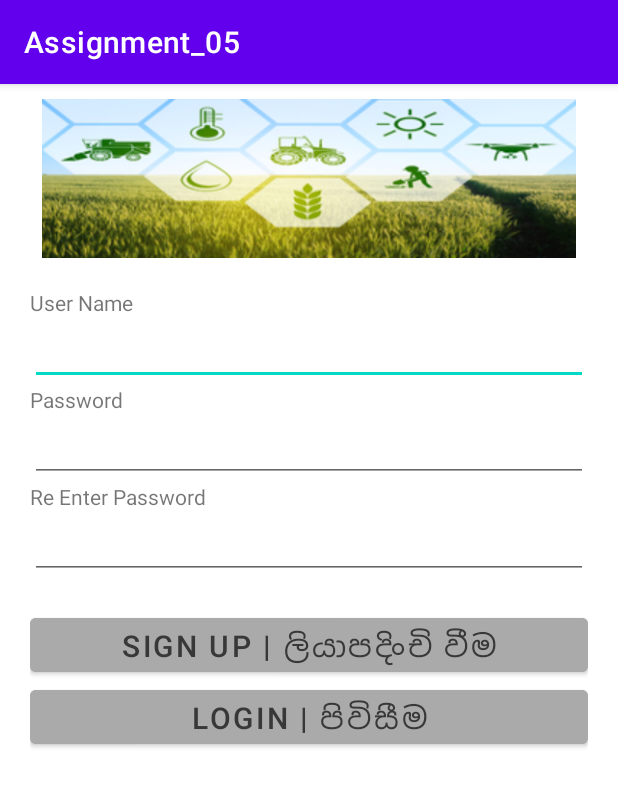
After one commit to kavindya-s-Project/Assignment05, an Android app: the SignUp screen opened directly, with no data from a screen before it, on a phone screen of 412 x 824 dp. The commit adds this screen. Shown: the top 787 px of the screen. Run offline under Robolectric (Android 15) with nearby library versions, the phone set to English and light mode, and no system bars.

Commit message:
create login & signup with SQLite DB

```diff
--- a/app/src/main/AndroidManifest.xml
+++ b/app/src/main/AndroidManifest.xml
@@ -9,7 +9,9 @@
         android:roundIcon="@mipmap/ic_launcher_round"
         android:supportsRtl="true"
         android:theme="@style/Theme.Assignment05">
-        <activity android:name=".ContactUs"></activity>
+        <activity android:name=".SignUp"></activity>
+        <activity android:name=".HomeActivity" />
+        <activity android:name=".ContactUs" />
         <activity android:name=".AboutUs" />
         <activity android:name=".FindLocation" />
         <activity android:name=".SuccessStories" />
--- /dev/null
+++ b/app/src/main/java/com/example/assignment05/SignUp.java
@@ -0,0 +1,75 @@
+package com.example.assignment05;
+
+import androidx.appcompat.app.AppCompatActivity;
+
+import android.content.Intent;
+import android.os.Bundle;
+import android.view.View;
+import android.widget.Button;
+import android.widget.EditText;
+import android.widget.Toast;
+
+public class SignUp extends AppCompatActivity {
+
+    private EditText typeUserName, typePassword, reTypePassword;
+    private Button signUpButton, loginButton;
+    private DBHelper DB;
+
+    @Override
+    protected void onCreate(Bundle savedInstanceState) {
+        super.onCreate(savedInstanceState);
+        setContentView(R.layout.activity_sign_up);
+
+        typeUserName = findViewById(R.id.typeUserName);
+        typePassword = findViewById(R.id.typePassword);
+        reTypePassword = findViewById(R.id.reTypePassword);
+        signUpButton = findViewById(R.id.signUpButton);
+        loginButton = findViewById(R.id.loginButton);
+        DB = new DBHelper(this);
+
+        //press after signUp button
+        signUpButton.setOnClickListener(new View.OnClickListener() {
+            @Override
+            public void onClick(View v) {
+                String user = typeUserName.getText().toString();
+                String pass = typePassword.getText().toString();
+                String repass = reTypePassword.getText().toString();
+                if (user.equals("") || pass.equals("")) {
+                    Toast.makeText(SignUp.this, "Please fill all the fields",
+                            Toast.LENGTH_SHORT).show();
+                } else {
+                    if (pass.equals(repass)) {
+                        Boolean checkuser = DB.checkUsername(user);
+                        if (checkuser == false) {
+                            Boolean insert = DB.insertData(user, pass);
+                            if (insert == true) {
+                                Toast.makeText(SignUp.this, "Registered successfully",
+                                        Toast.LENGTH_SHORT).show();
+                                Intent intent = new Intent(getApplicationContext(), LoginActivity.class);
+                                startActivity(intent);
+                            } else {
+                                Toast.makeText(SignUp.this, "Registration failed",
+                                        Toast.LENGTH_SHORT).show();
+                            }
+                        } else {
+                            Toast.makeText(SignUp.this, "User already exists! please sign in",
+                                    Toast.LENGTH_SHORT).show();
+                        }
+                    } else {
+                        Toast.makeText(SignUp.this, "Passwords not matching",
+                                Toast.LENGTH_SHORT).show();
+                    }
+                }
+            }
+        });
+
+        //press after login button
+        loginButton.setOnClickListener(new View.OnClickListener() {
+            @Override
+            public void onClick(View view) {
+                Intent intent = new Intent(getApplicationContext(), LoginActivity.class);
+                startActivity(intent);
+            }
+        });
+    }
+}
--- /dev/null
+++ b/app/src/main/res/layout/activity_sign_up.xml
@@ -0,0 +1,88 @@
+<?xml version="1.0" encoding="utf-8"?>
+<LinearLayout
+    xmlns:android="http://schemas.android.com/apk/res/android"
+    xmlns:app="http://schemas.android.com/apk/res-auto"
+    xmlns:tools="http://schemas.android.com/tools"
+    android:layout_width="match_parent"
+    android:layout_height="match_parent"
+    android:layout_marginTop="10dp"
+    android:layout_marginHorizontal="20dp"
+    android:orientation="vertical"
+    tools:context=".LoginActivity">
+
+    <ImageView
+        android:id="@+id/imageView1"
+        android:layout_width="match_parent"
+        android:layout_height="106dp"
+        app:srcCompat="@drawable/agri_370x110"
+        android:layout_marginBottom="20dp"/>
+
+    <TextView
+        android:id="@+id/userName"
+        android:layout_width="wrap_content"
+        android:layout_height="wrap_content"
+        android:text="User Name"
+        app:layout_constraintBottom_toBottomOf="parent"
+        app:layout_constraintLeft_toLeftOf="parent"
+        app:layout_constraintRight_toRightOf="parent"
+        app:layout_constraintTop_toTopOf="parent" />
+
+    <EditText
+        android:id="@+id/typeUserName"
+        android:layout_width="match_parent"
+        android:layout_height="wrap_content"
+        android:inputType="text" />
+
+    <TextView
+        android:id="@+id/password"
+        android:layout_width="wrap_content"
+        android:layout_height="wrap_content"
+        android:text="Password"
+        app:layout_constraintBottom_toBottomOf="parent"
+        app:layout_constraintLeft_toLeftOf="parent"
+        app:layout_constraintRight_toRightOf="parent"
+        app:layout_constraintTop_toTopOf="parent" />
+
+    <EditText
+        android:id="@+id/typePassword"
+        android:layout_width="match_parent"
+        android:layout_height="wrap_content"
+        android:inputType="textWebPassword" />
+
+    <TextView
+        android:id="@+id/rePassword"
+        android:layout_width="wrap_content"
+        android:layout_height="wrap_content"
+        android:text="Re Enter Password"
+        app:layout_constraintBottom_toBottomOf="parent"
+        app:layout_constraintLeft_toLeftOf="parent"
+        app:layout_constraintRight_toRightOf="parent"
+        app:layout_constraintTop_toTopOf="parent" />
+
+    <EditText
+        android:id="@+id/reTypePassword"
+        android:layout_width="match_parent"
+        android:layout_height="wrap_content"
+        android:inputType="textWebPassword" />
+
+    <Button
+        android:id="@+id/signUpButton"
+        android:layout_width="match_parent"
+        android:layout_height="wrap_content"
+        android:layout_marginTop="20dp"
+        android:backgroundTint="@android:color/darker_gray"
+        android:text="Sign Up | ලියාපදිංචි වීම"
+        android:textSize="20dp"
+        android:textColor="#393838" />
+
+    <Button
+        android:id="@+id/loginButton"
+        android:layout_width="match_parent"
+        android:layout_height="wrap_content"
+        android:backgroundTint="@android:color/darker_gray"
+        android:text="Login | පිවිසීම"
+        android:textSize="20dp"
+        android:textColor="#393838" />
+
+
+</LinearLayout>
```
Also changed, not shown: app/src/main/java/com/example/assignment05/DBHelper.java (added, +77 -0 lines), app/src/main/java/com/example/assignment05/HomeActivity.java (added, +14 -0 lines), app/src/main/java/com/example/assignment05/LoginActivity.java (+49 -0 lines), app/src/main/res/layout/activity_home.xml (added, +21 -0 lines).
